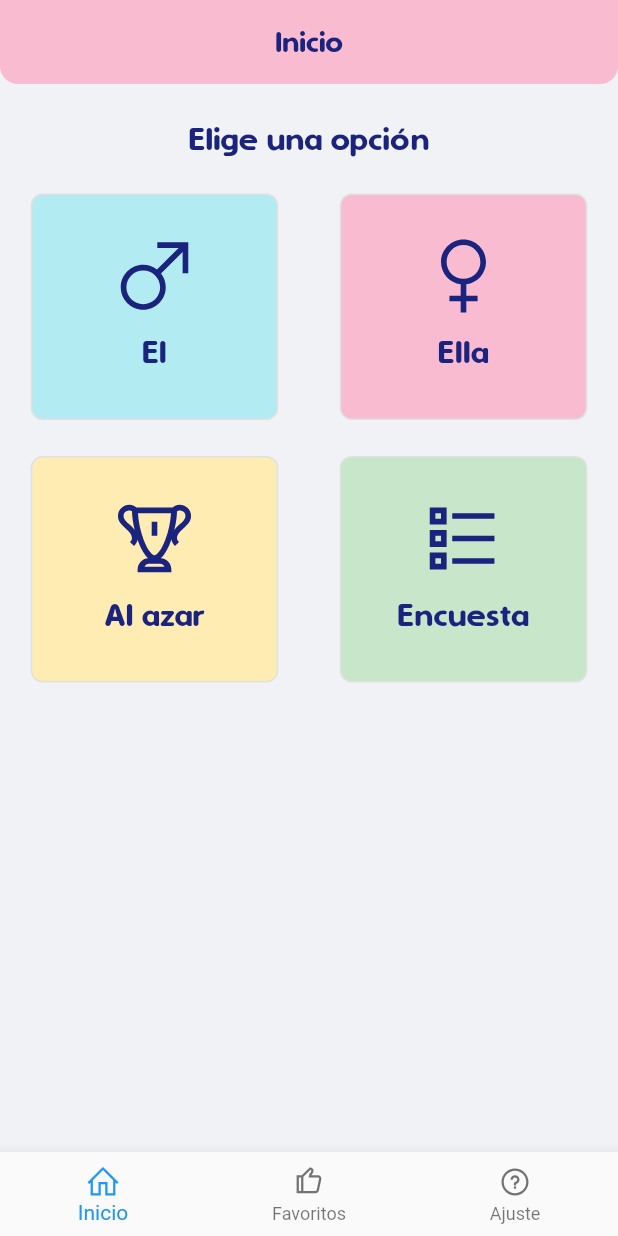
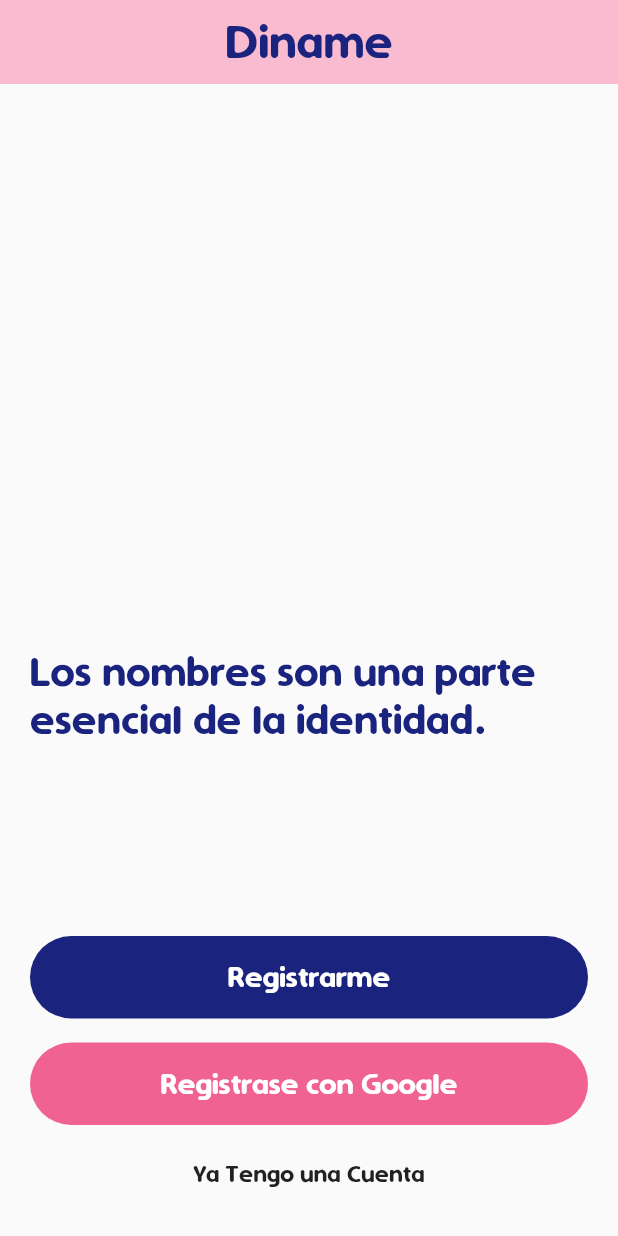
Before and after one commit to vicoyes/app_diname, a Flutter app: the screen it shows after launch, on a phone screen of 412 x 824 dp. Run offline on Flutter 3.47's test engine with Material 2 defaults, Android fonts, the phone set to English and light mode, and no system bars; our stand-ins replace flutter_tts, line_awesome_icons.

Commit message:
agregando pantalla de login

```diff
--- a/lib/main.dart
+++ b/lib/main.dart
@@ -1,8 +1,6 @@
-import 'package:app_name/pages/favorito.dart';
-import 'package:app_name/pages/home.dart';
-import 'package:app_name/pages/setting.dart';
+import 'package:app_name/pages/login.dart';
 import 'package:flutter/material.dart';
-import 'package:line_awesome_icons/line_awesome_icons.dart';
+
 
 void main() => runApp(MyApp());
 
@@ -12,19 +10,7 @@ class MyApp extends StatefulWidget {
 }
 
 class _MyAppState extends State<MyApp> {
-  int _currentIndex = 0;
 
-  final List<Widget> _childrem = [
-    Home(),
-    Favoritos(),
-    Setting()
-  ];
-
-  final List<String> _name = [
-    'Inicio',
-     'Favoritos',
-     'Ajuste'
-  ];
 
   @override
   Widget build(BuildContext context) {
@@ -34,51 +20,8 @@ class _MyAppState extends State<MyApp> {
         primaryColor: Colors.pink[100],
         accentColor: Colors.pink[400],
       ),
-      home: Scaffold(
-        backgroundColor: Color(0xfff0f2f5),
-        appBar: AppBar(
-          elevation: 0,
-          shape: RoundedRectangleBorder(
-            borderRadius: BorderRadius.vertical(
-              bottom: Radius.circular(12),
-            ),
-          ),
-          title: Center(
-            child: Text(
-              _name[_currentIndex],
-              style: TextStyle(
-                color: Colors.indigo[900],
-                fontFamily: 'Simply Rounded',
-              ),
-            ),
-          ),
-        ),
-        body: _childrem[_currentIndex],
-        bottomNavigationBar: BottomNavigationBar(
-          currentIndex: _currentIndex,
-          onTap: onTapTappep,
-          items: <BottomNavigationBarItem>[
-            BottomNavigationBarItem(
-              icon: Icon(LineAwesomeIcons.home),
-              title: Text('Inicio'),
-            ),
-            BottomNavigationBarItem(
-              icon: Icon(LineAwesomeIcons.thumbs_up),
-              title: Text('Favoritos'),
-            ),
-            BottomNavigationBarItem(
-              icon: Icon(LineAwesomeIcons.question_circle),
-              title: Text('Ajuste'),
-            ),
-          ],
-        ),
-      ),
+      home: Login()
     );
   }
 
-  void onTapTappep(int index) {
-    setState(() {
-      _currentIndex = index;
-    });
-  }
 }
--- /dev/null
+++ b/lib/pages/login.dart
@@ -0,0 +1,135 @@
+import 'package:app_name/pages/register.dart';
+import 'package:app_name/pages/sesion.dart';
+import 'package:flutter/material.dart';
+
+class Login extends StatefulWidget {
+  @override
+  _LoginState createState() => _LoginState();
+}
+
+class _LoginState extends State<Login> {
+  @override
+  Widget build(BuildContext context) {
+    return Scaffold(
+      resizeToAvoidBottomInset: false,
+      appBar: AppBar(
+        centerTitle: true,
+        elevation: 0,
+        //shape: CustomShapeBorder(),
+        title: Text(
+          'Diname',
+          style: TextStyle(
+              color: Colors.indigo[900],
+              fontFamily: 'Simply Rounded',
+              fontSize: 32),
+          textAlign: TextAlign.center,
+        ),
+      ),
+      body: Container(
+        child: Padding(
+          padding:
+              const EdgeInsets.only(top: 8, left: 20, right: 20, bottom: 8),
+          child: Column(
+            mainAxisAlignment: MainAxisAlignment.end,
+            children: <Widget>[
+              Text(
+                'Los nombres son una parte esencial de la identidad.',
+                style: TextStyle(
+                    fontSize: 28.0,
+                    fontFamily: 'Simply Rounded',
+                    color: Colors.indigo[900]),
+              ),
+              SizedBox(
+                height: 128,
+              ),
+              Container(
+                color: Colors.transparent,
+                width: MediaQuery.of(context).size.width,
+                child: FlatButton(
+                  color: Colors.indigo[900],
+                  textColor: Colors.white,
+                  disabledColor: Colors.grey,
+                  disabledTextColor: Colors.black,
+                  padding:
+                      EdgeInsets.only(top: 16, bottom: 16, left: 24, right: 24),
+                  splashColor: Colors.blueAccent,
+                  shape: RoundedRectangleBorder(
+                      borderRadius: BorderRadius.circular(30.0)),
+                  onPressed: () {
+                    /*...*/
+                    Navigator.of(context).push(
+                      MaterialPageRoute(
+                        builder: (context) {
+                          return Register();
+                        },
+                      ),
+                    );
+                  },
+                  child: Text(
+                    "Registrarme",
+                    style: TextStyle(
+                      fontSize: 20.0,
+                      fontFamily: 'Simply Rounded',
+                    ),
+                  ),
+                ),
+              ),
+              SizedBox(
+                height: 16,
+              ),
+              Container(
+                color: Colors.transparent,
+                width: MediaQuery.of(context).size.width,
+                child: FlatButton(
+                  color: Colors.pink[300],
+                  textColor: Colors.white,
+                  disabledColor: Colors.grey,
+                  disabledTextColor: Colors.black,
+                  padding:
+                      EdgeInsets.only(top: 16, bottom: 16, left: 24, right: 24),
+                  splashColor: Colors.blueAccent,
+                  shape: RoundedRectangleBorder(
+                      borderRadius: BorderRadius.circular(30.0)),
+                  onPressed: () {
+                    /*...*/
+                  },
+                  child: Text(
+                    "Registrase con Google",
+                    style: TextStyle(
+                      fontSize: 20.0,
+                      fontFamily: 'Simply Rounded',
+                    ),
+                  ),
+                ),
+              ),
+              SizedBox(
+                height: 24,
+              ),
+              GestureDetector(
+                child: Container(
+                  child: Text(
+                    "Ya Tengo una Cuenta",
+                    style:
+                        TextStyle(fontFamily: 'Simply Rounded', fontSize: 16),
+                  ),
+                ),
+                onTap: (){
+                  Navigator.of(context).push(
+                      MaterialPageRoute(
+                        builder: (context) {
+                          return Sesion();
+                        },
+                      ),
+                    );
+                },
+              ),
+              SizedBox(
+                height: 24,
+              ),
+            ],
+          ),
+        ),
+      ),
+    );
+  }
+}
--- /dev/null
+++ b/lib/provaiders/selectLike.dart
@@ -0,0 +1,3 @@
+
+
+List <String> likes = [];
```
Also changed, not shown: lib/pages/detalles.dart (+30 -11 lines), lib/pages/inicio.dart (added, +81 -0 lines), lib/pages/register.dart (added, +140 -0 lines), lib/pages/sesion.dart (added, +162 -0 lines).
